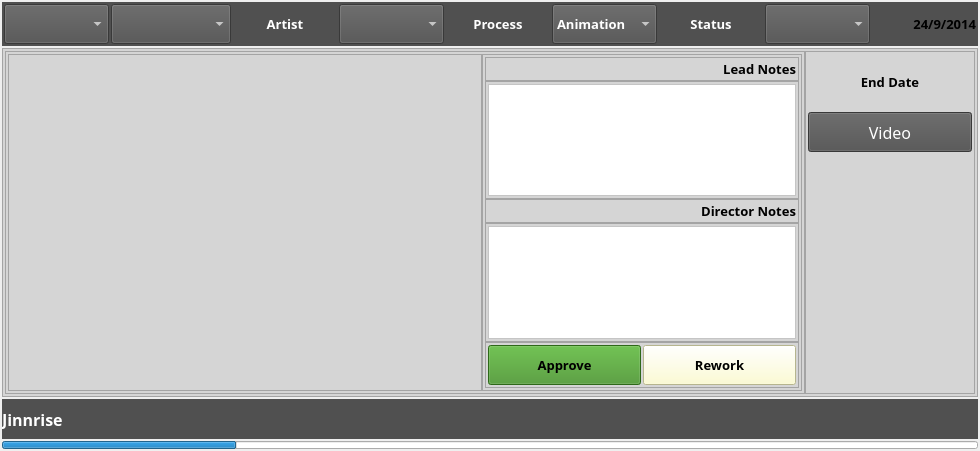
First picture: the form in Kute/apr_Wiz/apr_wiz.ui, repository abble/schtool, before the edit.
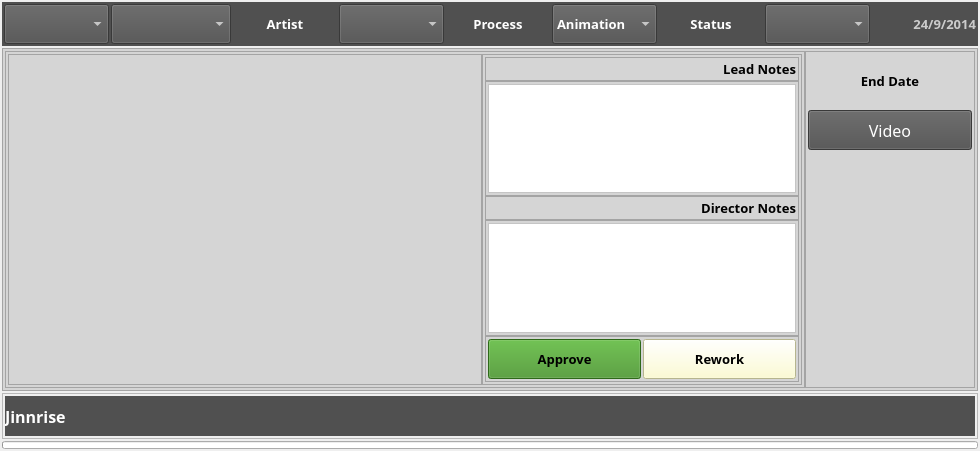
Second picture: the form after the edit. Icons and pictures are not drawn.

```diff
--- a/Kute/apr_Wiz/apr_wiz.ui
+++ b/Kute/apr_Wiz/apr_wiz.ui
@@ -297,6 +297,9 @@
           <bold>true</bold>
          </font>
         </property>
+        <property name="styleSheet">
+         <string notr="true">color: rgb(203, 203, 203);</string>
+        </property>
         <property name="text">
          <string>24/9/2014</string>
         </property>
@@ -867,6 +870,30 @@
     </widget>
    </item>
    <item>
+    <widget class="QFrame" name="frame">
+     <property name="frameShape">
+      <enum>QFrame::StyledPanel</enum>
+     </property>
+     <property name="frameShadow">
+      <enum>QFrame::Raised</enum>
+     </property>
+     <layout class="QHBoxLayout" name="horizontalLayout_9">
+      <property name="spacing">
+       <number>0</number>
+      </property>
+      <property name="leftMargin">
+       <number>2</number>
+      </property>
+      <property name="topMargin">
+       <number>2</number>
+      </property>
+      <property name="rightMargin">
+       <number>2</number>
+      </property>
+      <property name="bottomMargin">
+       <number>2</number>
+      </property>
+      <item>
     <widget class="QLabel" name="curstate">
      <property name="minimumSize">
       <size>
@@ -898,6 +925,31 @@
     </widget>
    </item>
    <item>
+       <widget class="QLabel" name="userlab">
+        <property name="font">
+         <font>
+          <family>Trebuchet MS</family>
+          <pointsize>12</pointsize>
+          <weight>75</weight>
+          <bold>true</bold>
+         </font>
+        </property>
+        <property name="styleSheet">
+         <string notr="true">color: rgb(255, 255, 255);
+background-color: rgb(80, 80, 80);</string>
+        </property>
+        <property name="text">
+         <string/>
+        </property>
+        <property name="alignment">
+         <set>Qt::AlignRight|Qt::AlignTrailing|Qt::AlignVCenter</set>
+        </property>
+       </widget>
+      </item>
+     </layout>
+    </widget>
+   </item>
+   <item>
     <widget class="QProgressBar" name="progressBar">
      <property name="maximumSize">
       <size>
@@ -906,7 +958,7 @@
       </size>
      </property>
      <property name="value">
-      <number>24</number>
+      <number>0</number>
      </property>
      <property name="textVisible">
       <bool>false</bool>
```
Lines whose indentation alone changed are shown as unchanged.
